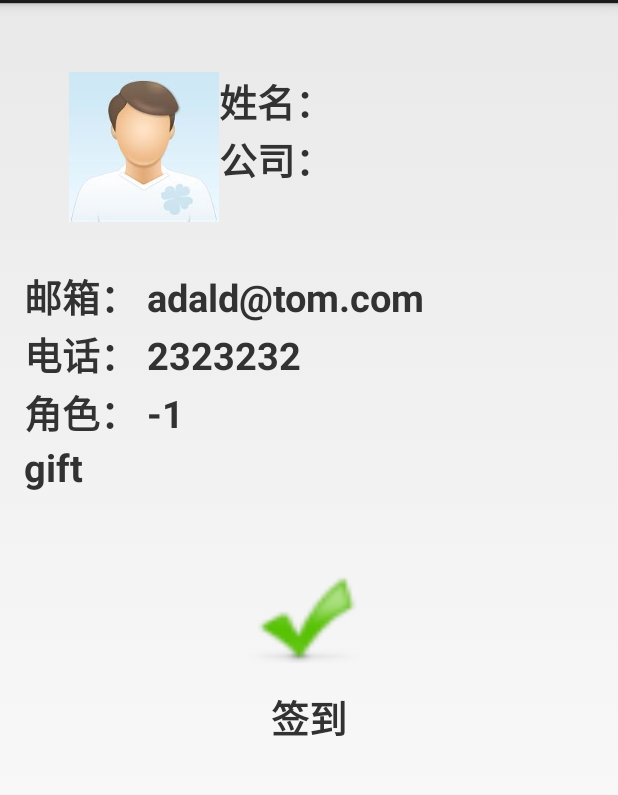
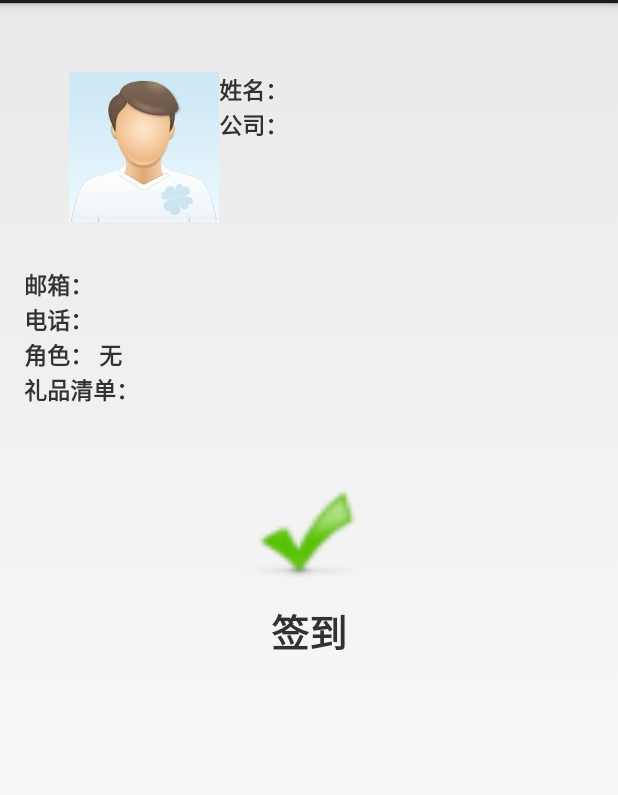
Before and after one commit to santa222/newCode, an Android app: the UserDetailActivity screen opened directly, with no data from a screen before it, on a phone screen of 412 x 824 dp, the part 69-864 px from its top. Run offline under Robolectric (Android 15) with nearby library versions, the light colour scheme and no system bars; 1 statement that could not run was skipped.

Commit message:
fix local database

```diff
--- a/app/src/main/java/com/mika/newcode/controller/MipcaActivityCapture.java
+++ b/app/src/main/java/com/mika/newcode/controller/MipcaActivityCapture.java
@@ -120,7 +120,7 @@ public class MipcaActivityCapture extends Activity implements Callback {
         if (resultString.equals("")) {
             Toast.makeText(MipcaActivityCapture.this, "Scan failed!", Toast.LENGTH_SHORT).show();
         }else {
-            Intent resultIntent = new Intent(MipcaActivityCapture.this,ResultActivity.class);
+            Intent resultIntent = new Intent(MipcaActivityCapture.this,UserDetailActivity.class);
             Bundle bundle = new Bundle();
             bundle.putString("result", resultString);
             bundle.putParcelable("bitmap", barcode);
--- a/app/src/main/java/com/mika/newcode/controller/UserDetailActivity.java
+++ b/app/src/main/java/com/mika/newcode/controller/UserDetailActivity.java
@@ -28,23 +28,10 @@ public class UserDetailActivity extends Activity {
 
         checkInDao=new CheckInDao(this);
         Bundle bundle = getIntent().getExtras();
-        //===========
-        User testUser=(User)bundle.getParcelable(Constants.KEY_USER_INFO);
-        User myUser=new User();
-        myUser.setMobilePhone("2323232");
-        myUser.setMail("adald@tom.com");
-        myUser.setUid(3);
+        int uid=bundle.getInt(Constants.KEY_USER_INFO);
 
-         bundle=new Bundle();
-         bundle.putParcelable(Constants.KEY_USER_INFO,myUser);
-        //============
-
-
-        User aUser=(User)bundle.getParcelable(Constants.KEY_USER_INFO);
-        Log.v("222","detail name: "+aUser.getName());
-        String email=aUser.getMail();
-        String name=aUser.getName();
-        int uid=aUser.getUid();
+        User aUser=checkInDao.getUser(uid);
+        int rid=checkInDao.getRoleID(uid);
 
         TextView email_tv = (TextView) findViewById(R.id.profile_email);
         TextView name_tv = (TextView) findViewById(R.id.profile_name);
@@ -53,13 +40,12 @@ public class UserDetailActivity extends Activity {
         TextView gift_tv = (TextView) findViewById(R.id.profile_gift);
         TextView company_tv = (TextView) findViewById(R.id.profile_company);
 
-        email_tv.setText("邮箱： "+email);
-        //email_tv.setText("邮箱： "+null);
+        email_tv.setText("邮箱： "+aUser.getMail());
         name_tv.setText("姓名： "+aUser.getName());
-        role_tv.setText("角色： "+getRoleName(uid));
+        role_tv.setText("角色： "+checkInDao.getRoleName(rid));
         phone_tv.setText("电话： " + aUser.getMobilePhone());
         company_tv.setText("公司： "+aUser.getCompany());
-        //gift_tv.setText("礼品清单： "+getGift(uid));
+        gift_tv.setText("礼品清单： "+getGifts(uid));
 
         ImageView checkInBtn=(ImageView)findViewById(R.id.profile_checkin);
         checkInBtn.setOnClickListener(new View.OnClickListener() {
@@ -92,14 +78,14 @@ public class UserDetailActivity extends Activity {
 
     }
 
-    private String getRoleName(int uid){
-        int rid=checkInDao.getRoleID(uid);
-        return checkInDao.getRoleName(rid);
-    }
 
-    private List<Gift> getGifts(int uid){
-        int rid=checkInDao.getRoleID(uid);
-        return  checkInDao.getGifts(rid);
+    private String getGifts(int rid){
+        List<Gift> gifts=checkInDao.getGifts(13);//checkInDao.getGifts(rid);
+        StringBuilder giftListStr=new StringBuilder();
+        for(Gift aGift:gifts){
+            giftListStr.append("\n").append("\r").append(aGift.getName()).append(" X ").append(aGift.getNumber());
+        }
+        return  giftListStr.toString();
     }
 
 
--- a/app/src/main/java/com/mika/newcode/database/CheckInDao.java
+++ b/app/src/main/java/com/mika/newcode/database/CheckInDao.java
@@ -43,7 +43,9 @@ public class CheckInDao {
     public static final String KEY_ROLE_ID      = "rid";
     public static final String KEY_ROLE_NAME      = "role_name";
     public static final String KEY_GIFT_ID      = "gid";
-    public static final String KEY_GIFT_Name      = "gift_name";
+    public static final String KEY_GIFT_NAME      = "gift_name";
+    public static final String KEY_GIFT_NUM      = "gift_num";
+    public static final String KEY_GIFT_URL      = "gift_url";
 
     public static final String KEY_ID           = "_id";
 
@@ -89,7 +91,6 @@ public class CheckInDao {
         contentValues.put(KEY_USER_ACCOUNT, account);
         contentValues.put(KEY_USER_MAIL, email);
         contentValues.put(KEY_USER_PHONE, phone);
-
         db.insert(TABLE_USER, null, contentValues);
 
         close();
@@ -134,13 +135,30 @@ public class CheckInDao {
     }
     public void insertToGiftRole(int gid,int rid) {
         open();
-
         ContentValues contentValues = new ContentValues();
         contentValues.put(KEY_GIFT_ID, gid);
         contentValues.put(KEY_ROLE_ID, rid);
+        db.insert(TABLE_GIFT_ROLE, null, contentValues);
+        close();
+    }
 
-        db.insert(TABLE_GIFT_ROLE, null, contentValues);
+    public void insertToGift(int gid,String gName,int gNum,String gURL) {
+        open();
+        ContentValues contentValues = new ContentValues();
+        contentValues.put(KEY_GIFT_ID, gid);
+        contentValues.put(KEY_GIFT_NUM, gNum);
+        contentValues.put(KEY_GIFT_NAME, gName);
+        contentValues.put(KEY_GIFT_URL, gURL);
+        db.insert(TABLE_GIFT, null, contentValues);
+        close();
+    }
 
+    public void insertToRole(int rid,String rName) {
+        open();
+        ContentValues contentValues = new ContentValues();
+        contentValues.put(KEY_ROLE_ID, rid);
+        contentValues.put(KEY_ROLE_NAME, rName);
+        db.insert(TABLE_ROLE, null, contentValues);
         close();
     }
 
@@ -171,10 +189,10 @@ public class CheckInDao {
         close();
     }*/
 
-   public void printData(){
+   public void printData1(String table){
         open();
-        if(isTableExist(TABLE_MEETING)){
-            Cursor cursor = db.query(TABLE_MEETING, null,null,null, null, null, null);
+        if(isTableExist(table)){
+            Cursor cursor = db.query(table, null,null,null, null, null, null);
             if(cursor.moveToFirst()){
                 do{
                     Log.v("222",cursor.getString(0)+cursor.getString(1));
@@ -210,7 +228,6 @@ public class CheckInDao {
                     aMeeting.setMid(cursor.getInt(cursor.getColumnIndex(KEY_MEETING_ID)));
                     aMeeting.setName(cursor.getString(cursor.getColumnIndex(KEY_MEETING_NAME)));
                     meetingList.add(aMeeting);
-                    Log.v("222","--addMeetings: "+aMeeting.getName()+" "+aMeeting.getMid());
                 } while (cursor.moveToNext());
             }
             cursor.close();
@@ -236,19 +253,41 @@ public class CheckInDao {
                     aUser.setName(cursor.getString(cursor.getColumnIndex(KEY_USER_NAME)));
                     aUser.setAccount(cursor.getString(cursor.getColumnIndex(KEY_USER_ACCOUNT)));
                     aUser.setMail(cursor.getString(cursor.getColumnIndex(KEY_USER_MAIL)));
+                    aUser.setUid(cursor.getInt(cursor.getColumnIndex(KEY_USER_ID)));
                     users.add(aUser);
                 } while (cursor.moveToNext());
             }
             cursor.close();
         }
         close();
-       /* for (User aUser:users) {
-            Log.v("222", "--getAllUsers: " + aUser.getName());
+        /*for (User aUser:users) {
+            Log.v("222", "--getAllUsers: " + aUser.getName()+","+aUser.getUid());
         }*/
         return users;
 
 
   }
+
+    public User getUser(int uid){
+        open();
+        User aUser = new User();
+        if(isTableExist(TABLE_USER)){
+            Cursor cursor = db.query(TABLE_USER, null,QUERY_BY_USER_ID_SECTION,new String[] {String.valueOf(uid)}, null,null,null);
+
+            if (cursor.moveToFirst()) {
+                aUser = new User();
+                aUser.setCompany(cursor.getString(cursor.getColumnIndex(KEY_USER_COMPANY)));
+                aUser.setName(cursor.getString(cursor.getColumnIndex(KEY_USER_NAME)));
+                aUser.setAccount(cursor.getString(cursor.getColumnIndex(KEY_USER_ACCOUNT)));
+                aUser.setMail(cursor.getString(cursor.getColumnIndex(KEY_USER_MAIL)));
+                aUser.setMobilePhone(cursor.getString(cursor.getColumnIndex(KEY_USER_PHONE)));
+            }
+            cursor.close();
+        }
+
+        close();
+        return  aUser;
+    }
 
     public int getRoleID(int uid){
         int roleID=-1;
@@ -267,7 +306,7 @@ public class CheckInDao {
     }
 
     public String getRoleName(int rid){
-        String roleName="-1";
+        String roleName="无";
         open();
         if(isTableExist(TABLE_ROLE)){
             Cursor cursor = db.query(TABLE_ROLE, null,QUERY_BY_ROLE_ID_SECTION,new String[] {String.valueOf(rid)}, null,null,null);
@@ -277,7 +316,6 @@ public class CheckInDao {
             }
             cursor.close();
         }
-
         close();
         return  roleName;
     }
@@ -291,13 +329,15 @@ public class CheckInDao {
 
             if (cursor.moveToFirst()) {
                 do {
-                    Gift aGift= new Gift();
                     int gid=cursor.getInt(cursor.getColumnIndex(KEY_GIFT_ID));
                     Log.v("222","gid: "+gid);
+
+                    Gift aGift= new Gift();
                     if(isTableExist(TABLE_GIFT)){
                         Cursor gift_cursor = db.query(TABLE_GIFT, null,QUERY_BY_GIFT_ID_SECTION,new String[] {String.valueOf(gid)}, null,null,null);
-                        if (cursor.moveToFirst()) {
-                            aGift.setName(gift_cursor.getString(cursor.getColumnIndex(KEY_GIFT_Name)));
+                        if (gift_cursor.moveToFirst()) {
+                            aGift.setName(gift_cursor.getString(gift_cursor.getColumnIndex(KEY_GIFT_NAME)));
+                            aGift.setNumber(gift_cursor.getInt(gift_cursor.getColumnIndex(KEY_GIFT_NUM)));
                             Log.v("222","gid_name: "+aGift.getName());
                         }
                        gift_cursor.close();
--- a/app/src/main/java/com/mika/newcode/models/Role.java
+++ b/app/src/main/java/com/mika/newcode/models/Role.java
@@ -7,18 +7,18 @@ import com.google.gson.annotations.SerializedName;
  */
 public class Role {
     @SerializedName("rid")
-    protected String rid;
+    protected int rid;
     @SerializedName("status")
     protected String status;
     @SerializedName("name")
     protected String name;
 
 
-    public String getRid() {
+    public int getRid() {
         return rid;
     }
 
-    public void setRid(String rid) {
+    public void setRid(int rid) {
         this.rid = rid;
     }
 
--- a/app/src/main/java/com/mika/newcode/models/User.java
+++ b/app/src/main/java/com/mika/newcode/models/User.java
@@ -9,7 +9,7 @@ import com.google.gson.annotations.SerializedName;
 /**
  * Created by mika_1990 on 14-7-3.
  */
-public class User extends CRModel implements Parcelable{
+public class User extends CRModel{
     @SerializedName("uid")
     protected int uid;
     @SerializedName("account")
@@ -66,58 +66,6 @@ public class User extends CRModel implements Parcelable{
          this.mobile_phone = mobile_phone;
     }
 
-    @Override
-    public int describeContents() {
-        return 0;
-    }
-
-    @Override
-    public void writeToParcel(Parcel dest, int flags) {
-        super.writeToParcel(dest,flags);
-        dest.writeInt(uid);
-        dest.writeString(company);
-        dest.writeString(account);
-        dest.writeString(mail);
-        dest.writeString(mobile_phone);
-       // Log.v("222","writeToParcel: ");
-
-    }
-
-    public static final Creator<User> CREATOR = new Creator<User>() {
-        @Override
-        public User createFromParcel(Parcel source) {
-            /*User aUser=new User();
-            aUser.setUid(source.readInt());
-            aUser.setCompany(source.readString());
-            aUser.setAccount(source.readString());
-            aUser.setMail(source.readString());
-            aUser.setMobilePhone(source.readString());
-            Log.v("222","user.uid: "+aUser.getUid()+"company: "+aUser.getCompany());
-            return aUser;*/
-            return null;
-        }
-
-        @Override
-        public User[] newArray(int size) {
-            return new User[size];
-        }
-    };
-
-/*
 
 
-    public boolean equals(MobileMenu menu) {
-        if (this.getTitle() == null || this.getDescription() == null || this.getAction() == null || this.getActionObject() == null || this.getImage() == null || this.getContent_type() == null)
-            return false;
-
-        return this.getId() == menu.getId() &&
-                this.getTitle().equals(menu.getTitle()) &&
-                this.getDescription().equals(menu.getDescription()) &&
-                this.getAction().equals(menu.getAction()) &&
-                this.getActionObject().equals(menu.getActionObject()) &&
-                this.getImage().equals(menu.getImage()) &&
-                this.getContent_type().equals(menu.getContent_type());
-    }
-*/
-
 }
--- a/app/src/main/res/layout/activity_user_detail.xml
+++ b/app/src/main/res/layout/activity_user_detail.xml
@@ -6,9 +6,8 @@
     android:paddingRight="@dimen/activity_horizontal_margin"
     android:paddingTop="@dimen/activity_vertical_margin"
     android:paddingBottom="@dimen/activity_vertical_margin"
-    tools:context="com.mika.checkinproject.ResultActivity"
-    android:orientation="vertical"
-    android:weightSum="1">
+    tools:context="com.mika.checkinproject.UserDetailActivity"
+    android:orientation="vertical">
 
 
     <LinearLayout
@@ -33,15 +32,13 @@
                 android:id="@+id/profile_name"
                 android:layout_width="match_parent"
                 android:layout_height="wrap_content"
-                android:textSize="25dp"
-                android:textStyle="bold"
+                style="@style/Text"
                 android:text="name"/>
             <TextView
                 android:id="@+id/profile_company"
                 android:layout_width="match_parent"
                 android:layout_height="wrap_content"
-                android:textSize="25dp"
-                android:textStyle="bold"
+                style="@style/Text"
                 android:text="company"/>
         </LinearLayout>
     </LinearLayout>
@@ -50,30 +47,26 @@
             android:id="@+id/profile_email"
             android:layout_width="wrap_content"
             android:layout_height="wrap_content"
-            android:textSize="25dp"
-            android:textStyle="bold"
+            style="@style/Text"
             android:text="email"/>
         <TextView
             android:id="@+id/profile_phone"
             android:layout_width="match_parent"
             android:layout_height="wrap_content"
-            android:textSize="25dp"
-            android:textStyle="bold"
+            style="@style/Text"
             android:text="电话"/>
 
         <TextView
             android:id="@+id/profile_role"
             android:layout_width="wrap_content"
             android:layout_height="wrap_content"
-            android:textSize="25dp"
-            android:textStyle="bold"
+            style="@style/Text"
             android:text="role"/>
         <TextView
             android:id="@+id/profile_gift"
             android:layout_width="match_parent"
             android:layout_height="wrap_content"
-            android:textSize="25dp"
-            android:textStyle="bold"
+            style="@style/Text"
             android:text="gift"/>
 
     <ImageView
--- a/app/src/main/res/values/styles.xml
+++ b/app/src/main/res/values/styles.xml
@@ -12,4 +12,9 @@
         <item name="android:textColorHint">#c2c2c2</item>
     </style>
 
+    <style name="Text">
+        <item name="android:textSize">15sp</item>
+        <item name="android:textStyle">bold</item>
+    </style>
+
 </resources>
```
Also changed, not shown: app/src/main/java/com/mika/newcode/controller/OptionActivity.java (+18 -7 lines), app/src/main/java/com/mika/newcode/controller/ResultActivity.java (deleted, +0 -99 lines), app/src/main/java/com/mika/newcode/controller/SearchListActivity.java (+3 -10 lines), app/src/main/java/com/mika/newcode/database/CheckInDatabaseHelper.java (+4 -3 lines), app/src/main/java/com/mika/newcode/models/Gift.java (+6 -6 lines), app/src/main/res/layout/activity_result.xml (deleted, +0 -35 lines), app/src/main/res/layout/row_user.xml (+5 -10 lines).
